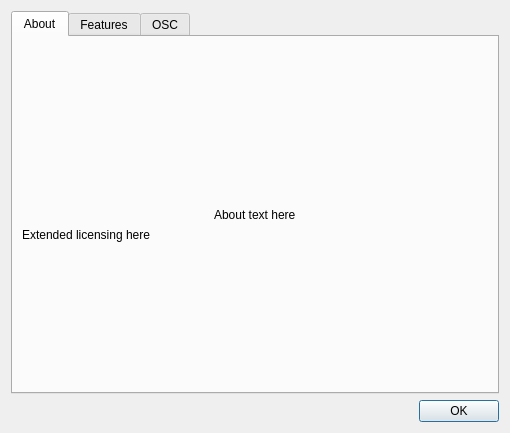
Above: resources/ui/carla_about.ui from falkTX/Carla before the change. Below: the same form after it.
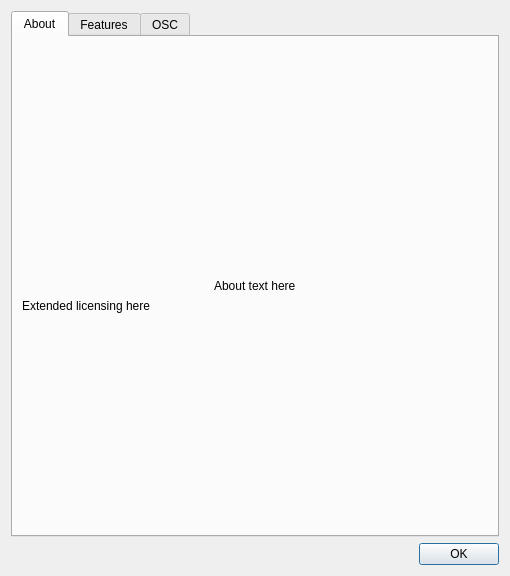
That is the form after the change. Icons and pictures are not drawn.

What changed in the file:
```diff
--- a/resources/ui/carla_about.ui
+++ b/resources/ui/carla_about.ui
@@ -7,7 +7,7 @@
     <x>0</x>
     <y>0</y>
     <width>510</width>
-    <height>433</height>
+    <height>576</height>
    </rect>
   </property>
   <property name="windowTitle">
```
